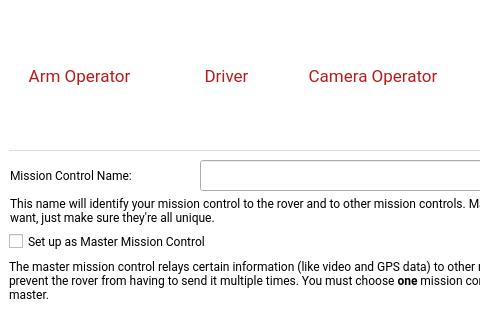
Above: MissionControl/setupdialog.ui from wuspy/soro before the change; both pictures show x 0 to 480 and y 320 to 640 of the 600 by 640 pixel window. Below: the same form after it.
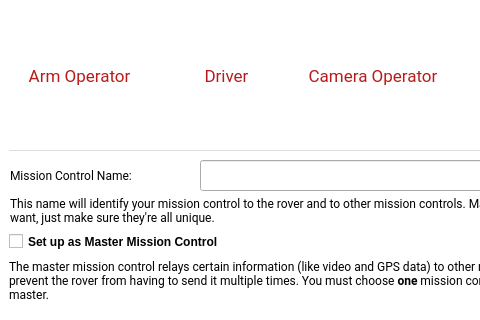
That is the form after the change. Icons and pictures are not drawn. Custom widgets are drawn as their Qt base class.

```diff
--- a/MissionControl/setupdialog.ui
+++ b/MissionControl/setupdialog.ui
@@ -147,9 +147,13 @@
     </property>
     <property name="font">
      <font>
-      <family>Roboto</family>
+      <weight>75</weight>
+      <bold>true</bold>
      </font>
     </property>
+    <property name="styleSheet">
+     <string notr="true">font-weight: bold;</string>
+    </property>
     <property name="text">
      <string>Set up as Master Mission Control</string>
     </property>
```
